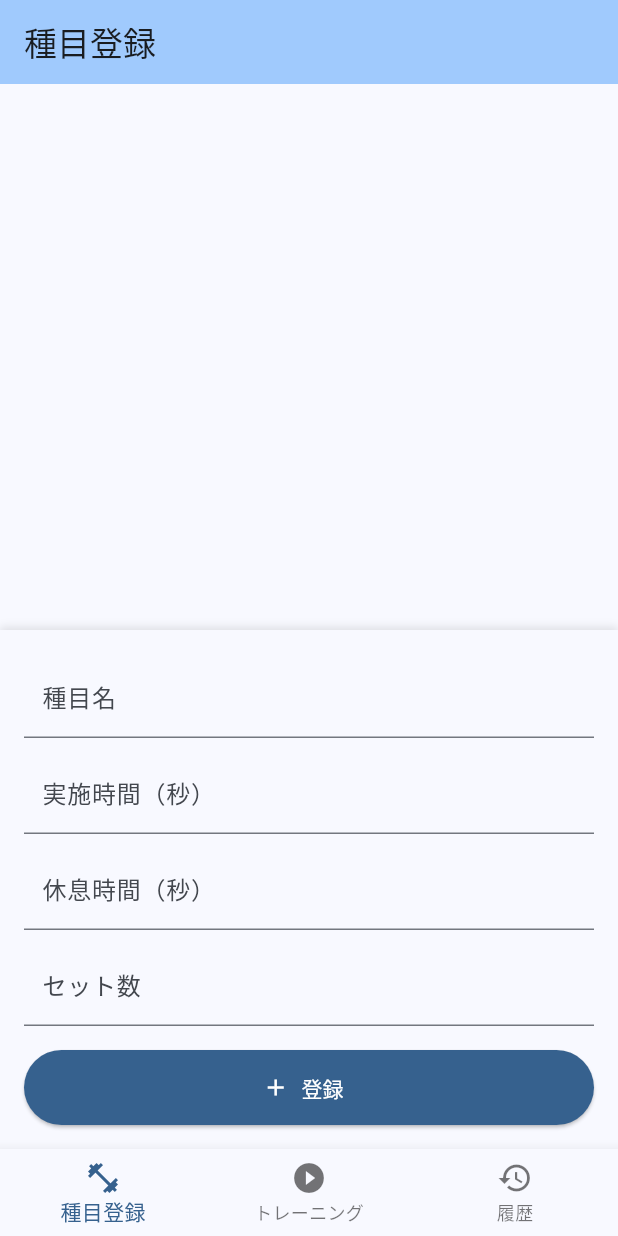
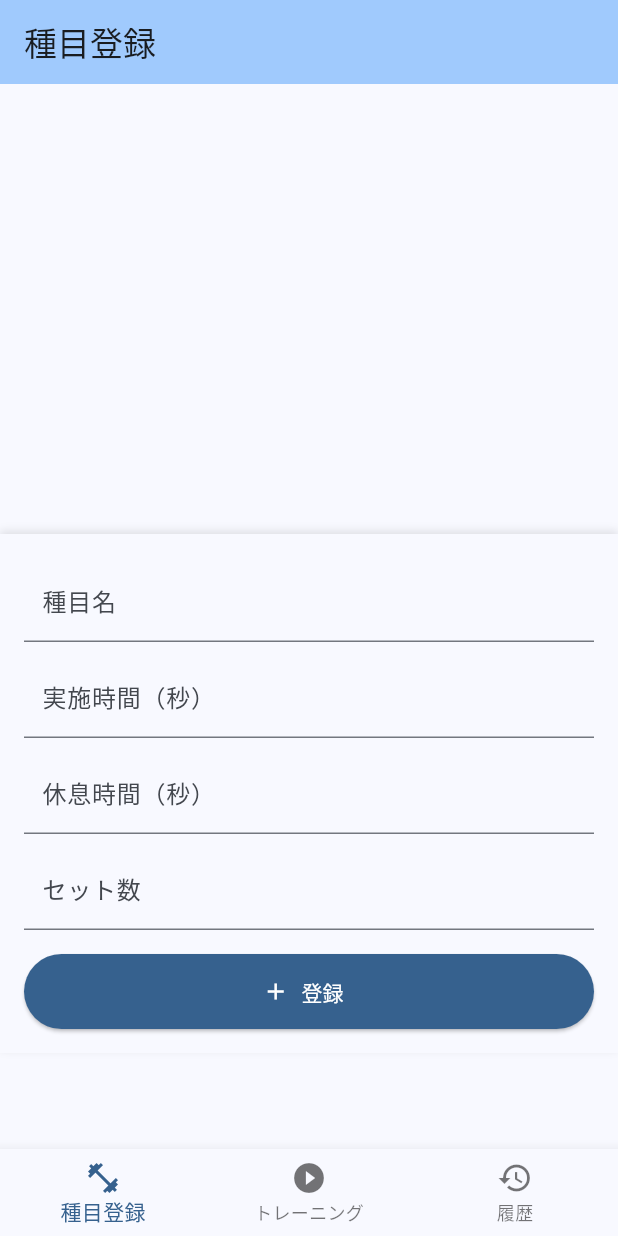
Before and after one commit to kagami0201/interval_app, a Flutter app: the screen it shows after launch, on a phone screen of 412 x 824 dp. Run offline on Flutter 3.47's test engine with Material 3 defaults, Android fonts, the phone set to English and light mode, and no system bars; our stand-ins replace audioplayers, awesome_notifications, shared_preferences, sqflite, vibration; accounts and stored records are empty.

Commit message:
レイアウトのoverflowを修正

```diff
--- a/interval_app/lib/screens/exercise_registration_screen.dart
+++ b/interval_app/lib/screens/exercise_registration_screen.dart
@@ -126,9 +126,14 @@ class _ExerciseRegistrationScreenState extends State<ExerciseRegistrationScreen>
         title: const Text('種目登録'),
         backgroundColor: Theme.of(context).colorScheme.inversePrimary,
       ),
-      body: Column(
+      resizeToAvoidBottomInset: true,
+      body: SafeArea(
+        child: SingleChildScrollView(
+          padding: const EdgeInsets.only(bottom: 16),
+          child: Column(
             children: [
-          Expanded(
+              SizedBox(
+                height: 300,
                 child: ReorderableListView.builder(
                   itemCount: _exercises.length,
                   onReorder: _onReorder,
@@ -177,7 +182,6 @@ class _ExerciseRegistrationScreenState extends State<ExerciseRegistrationScreen>
                 ),
                 child: Form(
                   key: _formKey,
-              child: SingleChildScrollView(
                   child: Column(
                     mainAxisSize: MainAxisSize.min,
                     children: [
@@ -301,8 +305,9 @@ class _ExerciseRegistrationScreenState extends State<ExerciseRegistrationScreen>
                   ),
                 ),
               ),
+            ],
           ),
-        ],
+        ),
       ),
     );
   }
```
Lines whose indentation alone changed are shown as unchanged.
